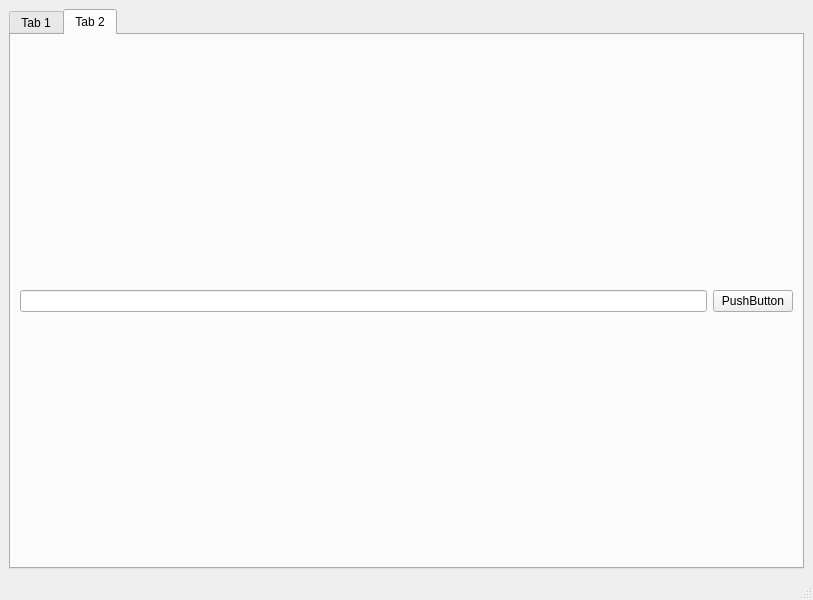
The window that src/mainwindow.ui (JonasKnarbakk/WoW-AddonManager) describes before a commit, drawn with Qt 5.
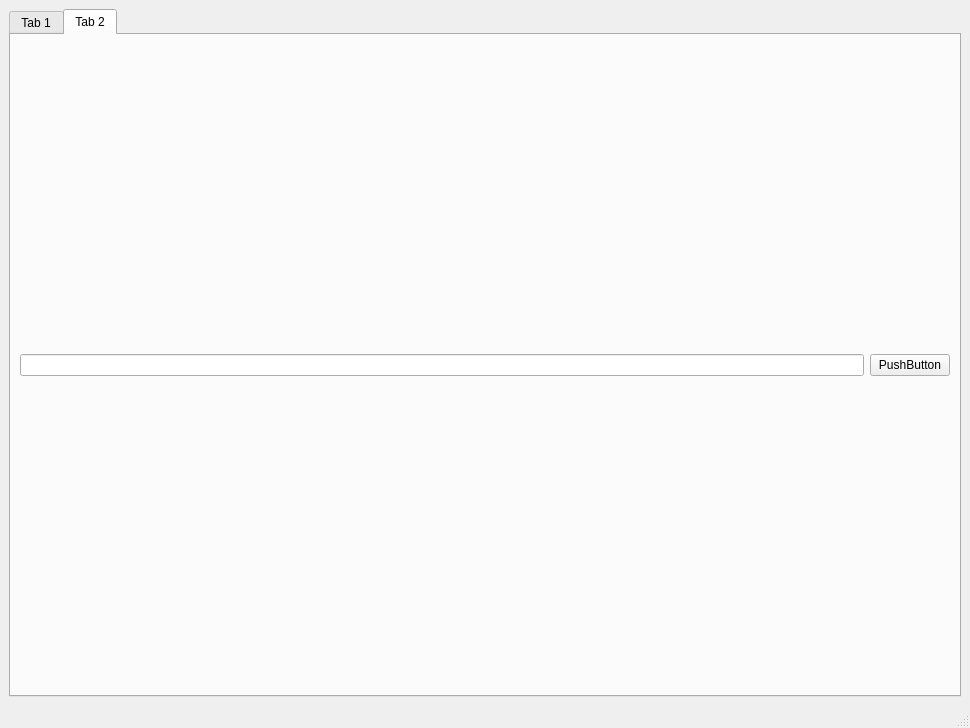
The same window after the commit. The open tabs and pages were chosen to show the change.

```diff
--- a/src/mainwindow.ui
+++ b/src/mainwindow.ui
@@ -6,8 +6,8 @@
    <rect>
     <x>0</x>
     <y>0</y>
-    <width>813</width>
-    <height>600</height>
+    <width>970</width>
+    <height>728</height>
    </rect>
   </property>
   <property name="windowTitle">
```
Left out of the diff: 8 changed lines with no effect on the pictures.
